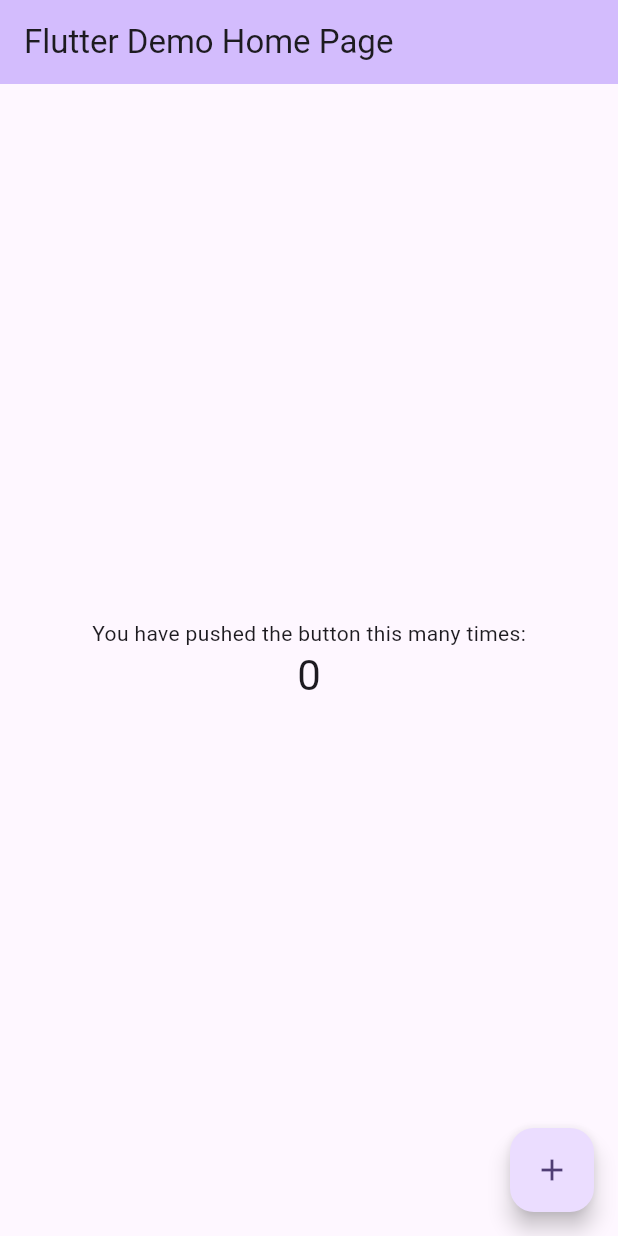
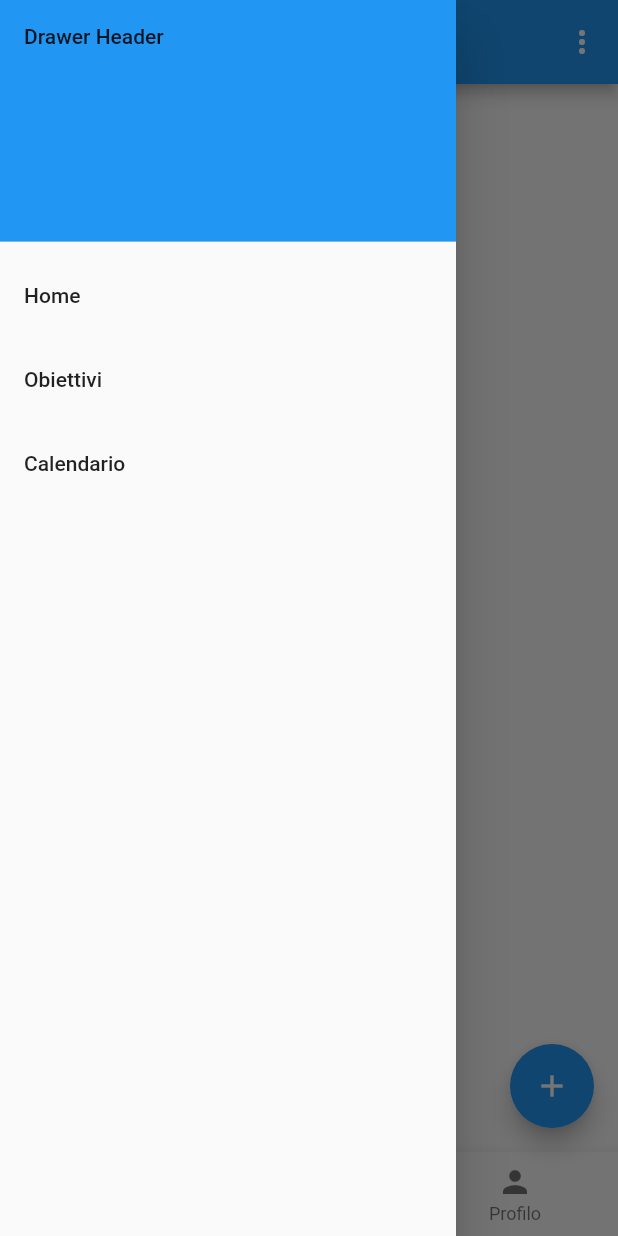
Before and after one commit to Firelux/tsuyoi_ToDo_app, a Flutter app: the screen it shows after launch, with the side drawer open (before the commit the screen has no drawer), on a phone screen of 412 x 824 dp. Run offline on Flutter 3.47's test engine with Material 2 defaults, Android fonts, the phone set to English and light mode, and no system bars; our stand-ins replace hive_flutter; accounts and stored records are empty.

Commit message:
aggiunte iniziali

```diff
--- a/lib/main.dart
+++ b/lib/main.dart
@@ -1,6 +1,12 @@
+import 'package:hive_flutter/adapters.dart';
+import 'package:tsuyoi/pages/home.dart';
 import 'package:flutter/material.dart';
+import 'package:hive_flutter/hive_flutter.dart';
 
-void main() {
+void main() async {
+  await Hive.initFlutter();
+  await Hive.openBox('goals_box');
+
   runApp(const MyApp());
 }
 
@@ -11,115 +17,8 @@ class MyApp extends StatelessWidget {
   @override
   Widget build(BuildContext context) {
     return MaterialApp(
-      title: 'Flutter Demo',
-      theme: ThemeData(
-        // This is the theme of your application.
-        //
-        // TRY THIS: Try running your application with "flutter run". You'll see
-        // the application has a blue toolbar. Then, without quitting the app,
-        // try changing the seedColor in the colorScheme below to Colors.green
-        // and then invoke "hot reload" (save your changes or press the "hot
-        // reload" button in a Flutter-supported IDE, or press "r" if you used
-        // the command line to start the app).
-        //
-        // Notice that the counter didn't reset back to zero; the application
-        // state is not lost during the reload. To reset the state, use hot
-        // restart instead.
-        //
-        // This works for code too, not just values: Most code changes can be
-        // tested with just a hot reload.
-        colorScheme: ColorScheme.fromSeed(seedColor: Colors.deepPurple),
-        useMaterial3: true,
-      ),
-      home: const MyHomePage(title: 'Flutter Demo Home Page'),
+      debugShowCheckedModeBanner: false,
+      home: HomePage(),
     );
   }
 }
-
-class MyHomePage extends StatefulWidget {
-  const MyHomePage({super.key, required this.title});
-
-  // This widget is the home page of your application. It is stateful, meaning
-  // that it has a State object (defined below) that contains fields that affect
-  // how it looks.
-
-  // This class is the configuration for the state. It holds the values (in this
-  // case the title) provided by the parent (in this case the App widget) and
-  // used by the build method of the State. Fields in a Widget subclass are
-  // always marked "final".
-
-  final String title;
-
-  @override
-  State<MyHomePage> createState() => _MyHomePageState();
-}
-
-class _MyHomePageState extends State<MyHomePage> {
-  int _counter = 0;
-
-  void _incrementCounter() {
-    setState(() {
-      // This call to setState tells the Flutter framework that something has
-      // changed in this State, which causes it to rerun the build method below
-      // so that the display can reflect the updated values. If we changed
-      // _counter without calling setState(), then the build method would not be
-      // called again, and so nothing would appear to happen.
-      _counter++;
-    });
-  }
-
-  @override
-  Widget build(BuildContext context) {
-    // This method is rerun every time setState is called, for instance as done
-    // by the _incrementCounter method above.
-    //
-    // The Flutter framework has been optimized to make rerunning build methods
-    // fast, so that you can just rebuild anything that needs updating rather
-    // than having to individually change instances of widgets.
-    return Scaffold(
-      appBar: AppBar(
-        // TRY THIS: Try changing the color here to a specific color (to
-        // Colors.amber, perhaps?) and trigger a hot reload to see the AppBar
-        // change color while the other colors stay the same.
-        backgroundColor: Theme.of(context).colorScheme.inversePrimary,
-        // Here we take the value from the MyHomePage object that was created by
-        // the App.build method, and use it to set our appbar title.
-        title: Text(widget.title),
-      ),
-      body: Center(
-        // Center is a layout widget. It takes a single child and positions it
-        // in the middle of the parent.
-        child: Column(
-          // Column is also a layout widget. It takes a list of children and
-          // arranges them vertically. By default, it sizes itself to fit its
-          // children horizontally, and tries to be as tall as its parent.
-          //
-          // Column has various properties to control how it sizes itself and
-          // how it positions its children. Here we use mainAxisAlignment to
-          // center the children vertically; the main axis here is the vertical
-          // axis because Columns are vertical (the cross axis would be
-          // horizontal).
-          //
-          // TRY THIS: Invoke "debug painting" (choose the "Toggle Debug Paint"
-          // action in the IDE, or press "p" in the console), to see the
-          // wireframe for each widget.
-          mainAxisAlignment: MainAxisAlignment.center,
-          children: <Widget>[
-            const Text(
-              'You have pushed the button this many times:',
-            ),
-            Text(
-              '$_counter',
-              style: Theme.of(context).textTheme.headlineMedium,
-            ),
-          ],
-        ),
-      ),
-      floatingActionButton: FloatingActionButton(
-        onPressed: _incrementCounter,
-        tooltip: 'Increment',
-        child: const Icon(Icons.add),
-      ), // This trailing comma makes auto-formatting nicer for build methods.
-    );
-  }
-}
--- /dev/null
+++ b/lib/pages/home.dart
@@ -0,0 +1,140 @@
+import 'package:flutter/material.dart';
+
+class HomePage extends StatelessWidget {
+  HomePage({super.key});
+
+  final TextEditingController _nameController = TextEditingController();
+  final TextEditingController _quantityController = TextEditingController();
+
+  void _showForm(BuildContext context, int? itemKey) async {
+    showModalBottomSheet(
+        context: context,
+        elevation: 5,
+        isScrollControlled: true,
+        builder: (_) => Container(
+              padding: EdgeInsets.only(
+                  bottom: MediaQuery.of(context).viewInsets.bottom,
+                  top: 15,
+                  left: 15,
+                  right: 15),
+              child: Column(
+                mainAxisSize: MainAxisSize.min,
+                crossAxisAlignment: CrossAxisAlignment.end,
+                children: [
+                  TextField(
+                    controller: _nameController,
+                    decoration: const InputDecoration(hintText: "name"),
+                  ),
+                  const SizedBox(
+                    height: 10,
+                  ),
+                  TextField(
+                    controller: _quantityController,
+                    keyboardType: TextInputType.number,
+                    decoration: const InputDecoration(hintText: "quantity"),
+                  ),
+                  const SizedBox(
+                    height: 20,
+                  ),
+                  ElevatedButton(
+                      onPressed: () async {
+                        _nameController.text = "";
+                        _quantityController.text = "";
+
+                        Navigator.of(context).pop();
+                      },
+                      child: Text("Add new goal"))
+                ],
+              ),
+            ));
+  }
+
+  @override
+  Widget build(BuildContext context) {
+    return Scaffold(
+      appBar: appBar(),
+      drawer: drawer(context),
+      floatingActionButton: FloatingActionButton(
+        onPressed: () {
+          _showForm(context, 3);
+        },
+        tooltip: 'Add goal',
+        child: const Icon(Icons.add),
+      ),
+      bottomNavigationBar: bottomNavigationBar(),
+    );
+  }
+}
+
+AppBar appBar() {
+  return AppBar(
+    title: const Text(
+      "Tsuyoi",
+    ),
+    centerTitle: true,
+    actions: [IconButton(onPressed: () {}, icon: const Icon(Icons.more_vert))],
+  );
+}
+
+BottomNavigationBar bottomNavigationBar() {
+  return BottomNavigationBar(
+    items: const <BottomNavigationBarItem>[
+      BottomNavigationBarItem(
+        icon: Icon(Icons.home),
+        label: 'Home',
+      ),
+      BottomNavigationBarItem(
+        icon: Icon(Icons.emoji_objects),
+        label: 'Obiettivi giornalieri',
+      ),
+      BottomNavigationBarItem(
+        icon: Icon(Icons.person),
+        label: 'Profilo',
+      ),
+    ],
+  );
+}
+
+Drawer drawer(BuildContext context) {
+  return Drawer(
+    // Add a ListView to the drawer. This ensures the user can scroll
+    // through the options in the drawer if there isn't enough vertical
+    // space to fit everything.
+    child: ListView(
+      // Important: Remove any padding from the ListView.
+      padding: EdgeInsets.zero,
+      children: [
+        const DrawerHeader(
+          decoration: BoxDecoration(
+            color: Colors.blue,
+          ),
+          child: Text('Drawer Header'),
+        ),
+        ListTile(
+          title: const Text('Home'),
+          onTap: () {
+            // Update the state of the app
+            // Then close the drawer
+            Navigator.pop(context);
+          },
+        ),
+        ListTile(
+          title: const Text('Obiettivi'),
+          onTap: () {
+            // Update the state of the app
+            // Then close the drawer
+            Navigator.pop(context);
+          },
+        ),
+        ListTile(
+          title: const Text('Calendario'),
+          onTap: () {
+            // Update the state of the app
+            // Then close the drawer
+            Navigator.pop(context);
+          },
+        ),
+      ],
+    ),
+  );
+}
--- a/pubspec.yaml
+++ b/pubspec.yaml
@@ -35,6 +35,10 @@ dependencies:
   # The following adds the Cupertino Icons font to your application.
   # Use with the CupertinoIcons class for iOS style icons.
   cupertino_icons: ^1.0.2
+  provider:
+  dio:
+  hive_flutter:
+  hive:
 
 dev_dependencies:
   flutter_test:
```
Also changed, not shown: pubspec.lock, 1 other file.
